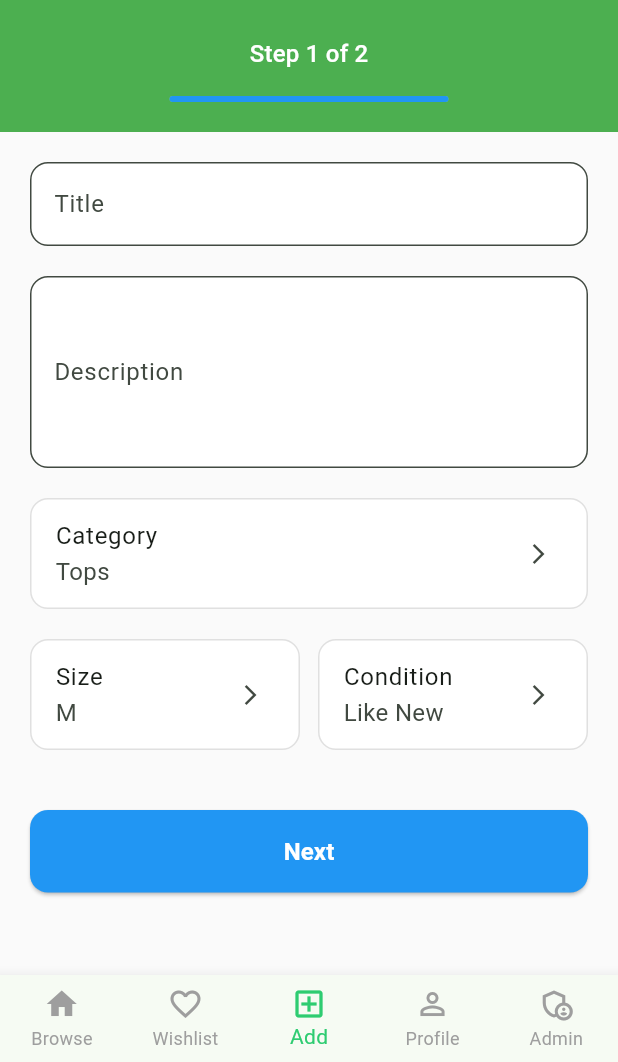
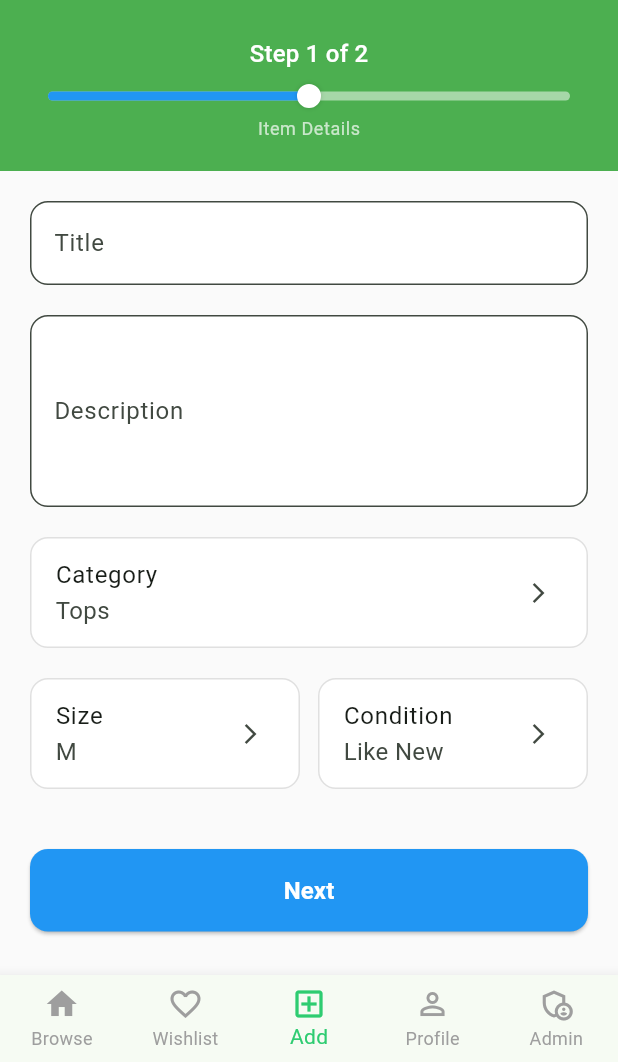
Before and after one commit to matheeshaW/swapwear, a Flutter app: the screen it shows once a user with an empty profile is signed in, item 3 of the bottom bar chosen, on a phone screen of 412 x 824 dp, the part 174-1236 px from its top. Run offline on Flutter 3.47's test engine with Material 3 defaults, Android fonts, the phone set to English and light mode, and no system bars; our stand-ins replace cloud_firestore, cloud_functions, firebase_auth, firebase_core, firebase_storage, google_sign_in and 1 more; accounts and stored records are empty; network calls fail.

Commit message:
fix all issues of add listing pages

```diff
--- a/lib/screens/add_listing_screen.dart
+++ b/lib/screens/add_listing_screen.dart
@@ -4,6 +4,7 @@ import 'package:image_picker/image_picker.dart';
 import 'dart:io';
 import 'package:cloud_firestore/cloud_firestore.dart';
 import 'package:firebase_storage/firebase_storage.dart';
+import 'browsing_screen.dart';
 
 // data model to pass between steps
 class ListingData {
@@ -42,6 +43,87 @@ class ListingData {
       condition: condition ?? this.condition,
       tags: tags ?? this.tags,
       imageFile: imageFile ?? this.imageFile,
+    );
+  }
+}
+
+class StepProgressBar extends StatelessWidget {
+  final double progress; // 0..1
+  final double horizontalInset; // space from left & right
+  const StepProgressBar({
+    super.key,
+    required this.progress,
+    this.horizontalInset = 12,
+  });
+
+  @override
+  Widget build(BuildContext context) {
+    return LayoutBuilder(
+      builder: (context, constraints) {
+        final totalW = constraints.maxWidth - (horizontalInset * 2);
+        final knobR = 8.0;
+        final knobD = knobR * 2;
+        final clamped = progress.clamp(0.0, 1.0);
+
+        final travel = (totalW - knobD).clamp(0.0, totalW);
+        final knobLeft = travel * clamped;
+
+        final fillW = knobLeft + knobR;
+
+        return Padding(
+          padding: EdgeInsets.symmetric(horizontal: horizontalInset),
+          child: SizedBox(
+            height: 16,
+            child: Stack(
+              clipBehavior: Clip.hardEdge,
+              alignment: Alignment.centerLeft,
+              children: [
+                // Track
+                Container(
+                  height: 6,
+                  margin: const EdgeInsets.symmetric(vertical: 5),
+                  decoration: BoxDecoration(
+                    color: Colors.white.withOpacity(0.5),
+                    borderRadius: BorderRadius.circular(3),
+                  ),
+                ),
+                // Fill
+                Positioned(
+                  left: 0,
+                  child: Container(
+                    width: fillW,
+                    height: 6,
+                    margin: const EdgeInsets.symmetric(vertical: 5),
+                    decoration: BoxDecoration(
+                      color: Colors.blue,
+                      borderRadius: BorderRadius.circular(3),
+                    ),
+                  ),
+                ),
+                // Knob
+                Positioned(
+                  left: fillW - knobR,
+                  child: Container(
+                    width: knobR * 2,
+                    height: knobR * 2,
+                    decoration: BoxDecoration(
+                      color: clamped >= 1 ? Colors.blue : Colors.white,
+                      shape: BoxShape.circle,
+                      border: Border.all(color: Colors.white, width: 2),
+                      boxShadow: [
+                        BoxShadow(
+                          color: Colors.black.withOpacity(0.15),
+                          blurRadius: 2,
+                        ),
+                      ],
+                    ),
+                  ),
+                ),
+              ],
+            ),
+          ),
+        );
+      },
     );
   }
 }
@@ -122,7 +204,13 @@ class _AddListingStep1ScreenState extends State<AddListingStep1Screen> {
                   Row(
                     children: [
                       IconButton(
-                        onPressed: () => Navigator.pop(context),
+                        onPressed: () => Navigator.pushReplacement(
+                          context,
+                          MaterialPageRoute(
+                            builder: (_) =>
+                                BrowsingScreen(userId: widget.userId),
+                          ),
+                        ),
                         icon: const Icon(Icons.arrow_back, color: Colors.white),
                       ),
                       Expanded(
@@ -146,23 +234,13 @@ class _AddListingStep1ScreenState extends State<AddListingStep1Screen> {
                       fontWeight: FontWeight.w500,
                     ),
                   ),
-                  const SizedBox(height: 16),
-                  // progress bar
-                  Container(
-                    height: 4,
-                    decoration: BoxDecoration(
-                      color: Colors.white.withOpacity(0.3),
-                      borderRadius: BorderRadius.circular(2),
-                    ),
-                    child: FractionallySizedBox(
-                      alignment: Alignment.centerLeft,
-                      widthFactor: 0.5,
-                      child: Container(
-                        decoration: BoxDecoration(
-                          color: Colors.blue,
-                          borderRadius: BorderRadius.circular(2),
-                        ),
-                      ),
+                  const SizedBox(height: 8),
+                  StepProgressBar(progress: 0.5),
+                  const SizedBox(height: 6),
+                  Text(
+                    'Item Details',
+                    style: theme.textTheme.bodySmall?.copyWith(
+                      color: Colors.white70,
                     ),
                   ),
                 ],
@@ -459,8 +537,13 @@ class _AddListingStep2ScreenState extends State<AddListingStep2Screen> {
         const SnackBar(content: Text('Listing uploaded successfully!')),
       );
 
-      // navigate back to previous screen
-      Navigator.popUntil(context, (route) => route.isFirst);
+      // navigate to Browse listings
+      Navigator.of(context).pushAndRemoveUntil(
+        MaterialPageRoute(
+          builder: (_) => BrowsingScreen(userId: widget.userId),
+        ),
+        (route) => false,
+      );
     } catch (e) {
       setState(() => _isUploading = false);
       ScaffoldMessenger.of(
@@ -486,7 +569,14 @@ class _AddListingStep2ScreenState extends State<AddListingStep2Screen> {
                   Row(
                     children: [
                       IconButton(
-                        onPressed: () => Navigator.pop(context),
+                        onPressed: () {
+                          final w = widget;
+                          if (w is _AddListingStep2Proxy) {
+                            (w as _AddListingStep2Proxy).onBackToStep1();
+                          } else {
+                            Navigator.pop(context);
+                          }
+                        },
                         icon: const Icon(Icons.arrow_back, color: Colors.white),
                       ),
                       Expanded(
@@ -510,30 +600,13 @@ class _AddListingStep2ScreenState extends State<AddListingStep2Screen> {
                       fontWeight: FontWeight.w500,
                     ),
                   ),
-                  const SizedBox(height: 4),
+                  const SizedBox(height: 8),
+                  StepProgressBar(progress: 1.0),
+                  const SizedBox(height: 6),
                   Text(
                     'Media & Tags',
-                    style: theme.textTheme.bodyLarge?.copyWith(
+                    style: theme.textTheme.bodySmall?.copyWith(
                       color: Colors.white70,
-                    ),
-                  ),
-                  const SizedBox(height: 16),
-                  // progress bar
-                  Container(
-                    height: 4,
-                    decoration: BoxDecoration(
-                      color: Colors.white.withOpacity(0.3),
-                      borderRadius: BorderRadius.circular(2),
-                    ),
-                    child: FractionallySizedBox(
-                      alignment: Alignment.centerLeft,
-                      widthFactor: 1.0,
-                      child: Container(
-                        decoration: BoxDecoration(
-                          color: Colors.blue,
-                          borderRadius: BorderRadius.circular(2),
-                        ),
-                      ),
                     ),
                   ),
                 ],
@@ -761,13 +834,119 @@ class _AddListingStep2ScreenState extends State<AddListingStep2Screen> {
   }
 }
 
-// main AddListingScreen that routes to step 1
-class AddListingScreen extends StatelessWidget {
+extension _Step1WithNext on AddListingStep1Screen {
+  Widget buildWithNext(void Function(ListingData) onNext) {
+    return _AddListingStep1Proxy(userId: userId, onNext: onNext);
+  }
+}
+
+class _AddListingStep1Proxy extends AddListingStep1Screen {
+  final void Function(ListingData) onNext;
+  const _AddListingStep1Proxy({
+    required super.userId,
+    required this.onNext,
+    super.key,
+  });
+
+  @override
+  State<AddListingStep1Screen> createState() => _AddListingStep1ProxyState();
+}
+
+class _AddListingStep1ProxyState extends _AddListingStep1ScreenState {
+  void _forward(ListingData data) =>
+      (widget as _AddListingStep1Proxy).onNext(data);
+
+  @override
+  void _goToStep2() {
+    if (_titleController.text.isEmpty ||
+        _descriptionController.text.trim().isEmpty) {
+      ScaffoldMessenger.of(context).showSnackBar(
+        const SnackBar(content: Text('Please fill in title and description')),
+      );
+      return;
+    }
+    final data = ListingData(
+      title: _titleController.text,
+      description: _descriptionController.text.trim(),
+      category: _selectedCategory,
+      size: _selectedSize,
+      condition: _selectedCondition,
+      tags: [],
+    );
+    _forward(data);
+  }
+}
+
+extension _Step2WithBack on AddListingStep2Screen {
+  Widget buildWithBack(VoidCallback onBackToStep1) {
+    return _AddListingStep2Proxy(
+      userId: userId,
+      listingData: listingData,
+      onBackToStep1: onBackToStep1,
+    );
+  }
+}
+
+class _AddListingStep2Proxy extends AddListingStep2Screen {
+  final VoidCallback onBackToStep1;
+  const _AddListingStep2Proxy({
+    required super.userId,
+    required super.listingData,
+    required this.onBackToStep1,
+    super.key,
+  });
+
+  @override
+  State<AddListingStep2Screen> createState() => _AddListingStep2ProxyState();
+}
+
+class _AddListingStep2ProxyState extends _AddListingStep2ScreenState {
+  @override
+  Widget build(BuildContext context) {
+    return super.build(context);
+  }
+
+  @override
+  void initState() {
+    super.initState();
+  }
+}
+
+// main AddListingScreen that hosts both steps
+class AddListingScreen extends StatefulWidget {
   final String userId;
   const AddListingScreen({super.key, required this.userId});
 
   @override
+  State<AddListingScreen> createState() => _AddListingScreenState();
+}
+
+class _AddListingScreenState extends State<AddListingScreen> {
+  int _step = 1;
+  ListingData? _listingDraft;
+
+  void _goToStep2(ListingData data) {
+    setState(() {
+      _listingDraft = data;
+      _step = 2;
+    });
+  }
+
+  void _backToStep1() {
+    setState(() => _step = 1);
+  }
+
+  @override
   Widget build(BuildContext context) {
-    return AddListingStep1Screen(userId: userId);
+    if (_step == 1) {
+      // Inject a callback to move to step 2
+      return AddListingStep1Screen(
+        userId: widget.userId,
+      ).buildWithNext(_goToStep2);
+    }
+    return AddListingStep2Screen(
+      userId: widget.userId,
+      listingData: _listingDraft!,
+    ).buildWithBack(_backToStep1);
   }
 }
```
